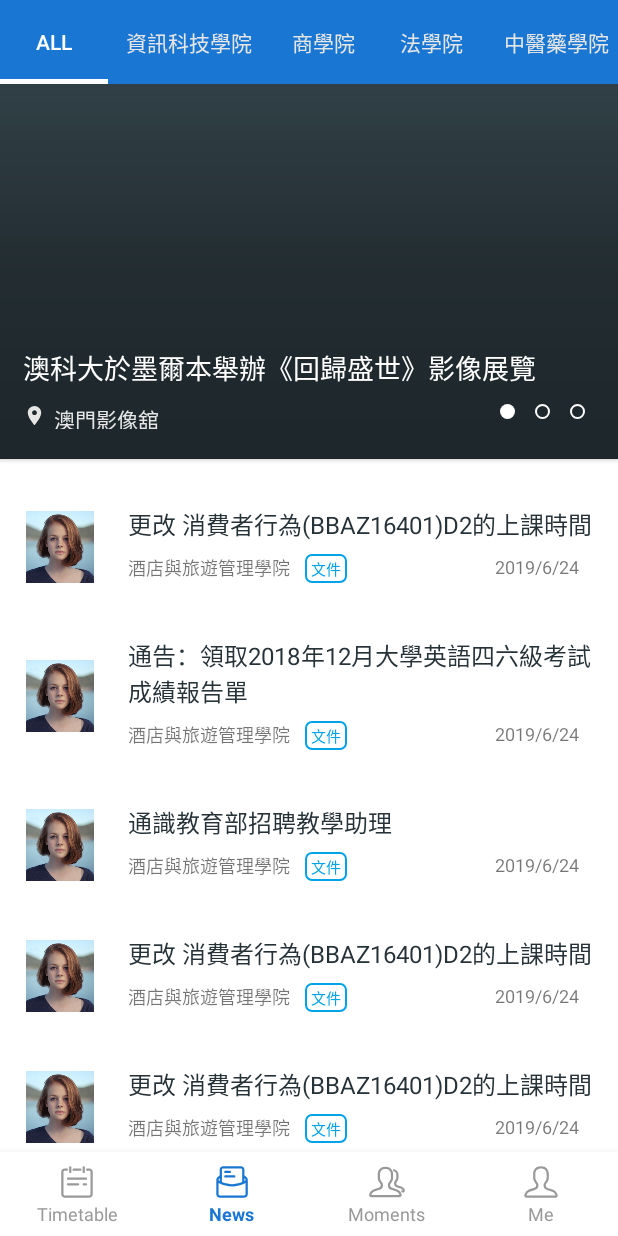
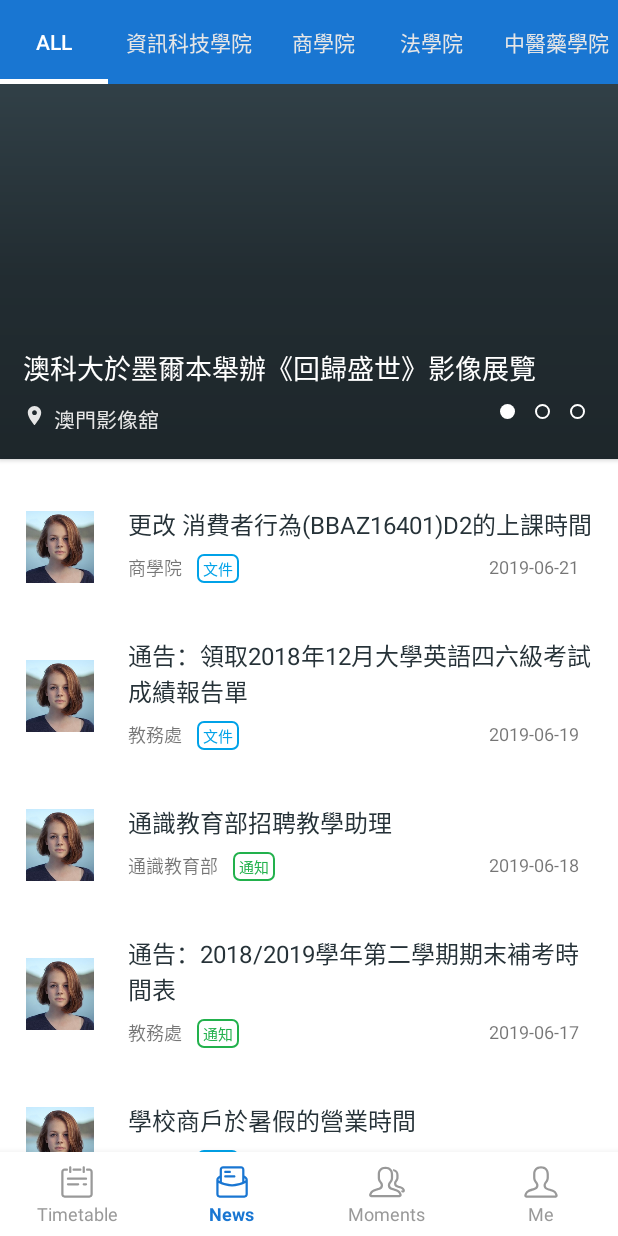
Before and after one commit to Junyi-99/MUSTPlus.Android, an Android app: the screen it shows after launch (MainActivity), item 2 of the bottom bar chosen, on a phone screen of 412 x 824 dp. Run offline under Robolectric (Android 15) with nearby library versions, the phone set to English and light mode, and no system bars; libraries missing offline, so code that uses them is left out: com.alibaba.fastjson, com.balysv.materialripple; plain views replace MaterialRippleLayout; pictures from the network do not load; 5 statements that could not run were skipped.

Commit message:
[FINISHED] News Basic

```diff
--- a/app/src/main/java/com/example/myapplication/activities/AdapterListSectioned.java
+++ b/app/src/main/java/com/example/myapplication/activities/AdapterListSectioned.java
@@ -17,8 +17,8 @@ import java.util.List;
 
 public class AdapterListSectioned extends RecyclerView.Adapter<RecyclerView.ViewHolder> {
 
-    private final int VIEW_ITEM = 1;
-    private final int VIEW_SECTION = 0;
+    private final int ARTICLE = 1;
+    private final int FILE = 0;
 
     private List<News> items;
     private Context ctx;
@@ -41,45 +41,40 @@ public class AdapterListSectioned extends RecyclerView.Adapter<RecyclerView.View
         public ImageView image;
         public TextView name;
         public View lyt_parent;
+        public TextView news_fac_dep;
+        public TextView news_time;
 
         public OriginalViewHolder(View v) {
             super(v);
             image = (ImageView) v.findViewById(R.id.news_icon);
             name = (TextView) v.findViewById(R.id.news_title); // item people chat
+            news_fac_dep = (TextView) v.findViewById(R.id.news_fac_dep);
+            news_time = (TextView) v.findViewById(R.id.news_time);
             lyt_parent = (View) v.findViewById(R.id.lyt_parent);
         }
     }
 
-    public static class SectionViewHolder extends RecyclerView.ViewHolder {
-        public TextView title_section;
-
-        public SectionViewHolder(View v) {
-            super(v);
-            title_section = (TextView) v.findViewById(R.id.title_section);
-        }
-    }
 
     @Override
     public RecyclerView.ViewHolder onCreateViewHolder(ViewGroup parent, int viewType) {
-        RecyclerView.ViewHolder vh;
-        if (viewType == VIEW_ITEM) {
+        if (viewType == FILE) {
             View v = LayoutInflater.from(parent.getContext()).inflate(R.layout.item_news_file, parent, false);
-            vh = new OriginalViewHolder(v);
+            return new OriginalViewHolder(v);
         } else {
-            View v = LayoutInflater.from(parent.getContext()).inflate(R.layout.item_section, parent, false);
-            vh = new SectionViewHolder(v);
+            View v = LayoutInflater.from(parent.getContext()).inflate(R.layout.item_news_article, parent, false);
+            return new OriginalViewHolder(v);
         }
-        return vh;
     }
 
     // Replace the contents of a view (invoked by the layout manager)
     @Override
     public void onBindViewHolder(RecyclerView.ViewHolder holder, final int position) {
         News p = items.get(position);
-        if (holder instanceof OriginalViewHolder) {
         OriginalViewHolder view = (OriginalViewHolder) holder;
+        view.name.setText(p.title);
+        view.news_fac_dep.setText(p.faculty_department);
+        view.news_time.setText(p.date);
 
-            view.name.setText(p.title);
         Tools.displayImageRound(ctx, view.image, p.image);
         view.lyt_parent.setOnClickListener(new View.OnClickListener() {
             @Override
@@ -89,11 +84,6 @@ public class AdapterListSectioned extends RecyclerView.Adapter<RecyclerView.View
                 }
             }
         });
-        } else {
-            SectionViewHolder view = (SectionViewHolder) holder;
-
-            view.title_section.setText(p.title);
-        }
     }
 
     @Override
@@ -103,11 +93,10 @@ public class AdapterListSectioned extends RecyclerView.Adapter<RecyclerView.View
 
     @Override
     public int getItemViewType(int position) {
-        //return this.items.get(position).section ? VIEW_SECTION : VIEW_ITEM;
-        return VIEW_ITEM;
+        return this.items.get(position).type ? ARTICLE : FILE;
     }
 
-    public void insertItem(int index, News people){
+    public void insertItem(int index, News people) {
         items.add(index, people);
         notifyItemInserted(index);
     }
--- a/app/src/main/java/com/example/myapplication/activities/FragmentNewsAll.java
+++ b/app/src/main/java/com/example/myapplication/activities/FragmentNewsAll.java
@@ -3,12 +3,14 @@ package com.example.myapplication.activities;
 import android.app.Activity;
 import android.content.Context;
 import android.content.res.TypedArray;
+import android.graphics.Color;
 import android.os.Bundle;
 import android.os.Handler;
 import android.support.design.widget.Snackbar;
 import android.support.v4.app.Fragment;
 import android.support.v4.view.PagerAdapter;
 import android.support.v4.view.ViewPager;
+import android.support.v4.widget.SwipeRefreshLayout;
 import android.support.v7.widget.LinearLayoutManager;
 import android.support.v7.widget.RecyclerView;
 import android.util.Log;
@@ -29,21 +31,21 @@ import com.example.myapplication.utils.Tools;
 import java.util.ArrayList;
 import java.util.List;
 
-public class FragmentNewsAll extends Fragment {
+public class FragmentNewsAll extends Fragment implements SwipeRefreshLayout.OnRefreshListener {
     private View this_view;
-    private View parent_view;
     private ViewPager view_pager;
     private LinearLayout layout_dots;
     private AdapterImageSlider adapterImageSlider;
     private RecyclerView recyclerView;
     private AdapterListSectioned mAdapter;
-
+    private SwipeRefreshLayout mSwipeLayout;
     private Runnable runnable = null;
     private Handler handler = new Handler();
-
+    List<News> newsItems;
+    TypedArray drw_arr;
     private TextView slider_image_title;
     private TextView slider_image_brief;
-
+    private boolean isRefresh = false;//是否刷新中
 
     private static int[] array_image_place = {
             R.drawable.image_1,
@@ -67,6 +69,18 @@ public class FragmentNewsAll extends Fragment {
     @Override
     public View onCreateView(LayoutInflater inflater, ViewGroup container, Bundle savedInstanceState) {
         this_view = inflater.inflate(R.layout.fragment_news_all, container, false);
+        mSwipeLayout = (SwipeRefreshLayout) this_view.findViewById(R.id.swipeLayout);
+
+        //设置进度条的颜色主题，最多能设置四种 加载颜色是循环播放的，只要没有完成刷新就会一直循环，
+        mSwipeLayout.setColorSchemeColors(Color.rgb(25,118,210));
+        // 设置手指在屏幕下拉多少距离会触发下拉刷新
+        mSwipeLayout.setDistanceToTriggerSync(300);
+        // 设定下拉圆圈的背景
+        mSwipeLayout.setProgressBackgroundColorSchemeColor(Color.WHITE);
+        // 设置圆圈的大小
+        mSwipeLayout.setSize(SwipeRefreshLayout.LARGE);
+        //设置下拉刷新的监听
+        mSwipeLayout.setOnRefreshListener(this);
 
         initComponent();
         Log.d("Fragment News All", "onCreateView");
@@ -81,18 +95,15 @@ public class FragmentNewsAll extends Fragment {
         recyclerView = (RecyclerView) this_view.findViewById(R.id.recyclerView);
         recyclerView.setLayoutManager(new LinearLayoutManager(this_view.getContext()));
         recyclerView.setHasFixedSize(true);
-        List<News> newsItems = new ArrayList<News>();
+        newsItems = new ArrayList<News>();
 
-        TypedArray drw_arr = this_view.getContext().getResources().obtainTypedArray(R.array.people_images);
-
+        drw_arr = this_view.getContext().getResources().obtainTypedArray(R.array.people_images);
         newsItems.add(new News("商學院", "更改 消費者行為(BBAZ16401)D2的上課時間", "2019-06-21", false, "downContent('12294');", drw_arr.getResourceId(0, -1)));
         newsItems.add(new News("教務處", "通告：領取2018年12月大學英語四六級考試成績報告單", "2019-06-19", false, "downContent('12293');", drw_arr.getResourceId(0, -1)));
-        newsItems.add(new News("通識教育部", "通識教育部招聘教學助理", "2019-06-18", false, "downContent('12292');", drw_arr.getResourceId(0, -1)));
-        newsItems.add(new News("商學院", "更改 消費者行為(BBAZ16401)D2的上課時間", "2019-06-21", false, "downContent('12294');", drw_arr.getResourceId(0, -1)));
-        newsItems.add(new News("商學院", "更改 消費者行為(BBAZ16401)D2的上課時間", "2019-06-21", false, "downContent('12294');", drw_arr.getResourceId(0, -1)));
-        newsItems.add(new News("商學院", "更改 消費者行為(BBAZ16401)D2的上課時間", "2019-06-21", false, "downContent('12294');", drw_arr.getResourceId(0, -1)));
-        newsItems.add(new News("商學院", "更改 消費者行為(BBAZ16401)D2的上課時間", "2019-06-21", false, "downContent('12294');", drw_arr.getResourceId(0, -1)));
-        newsItems.add(new News("商學院", "更改 消費者行為(BBAZ16401)D2的上課時間", "2019-06-21", false, "downContent('12294');", drw_arr.getResourceId(0, -1)));
+        newsItems.add(new News("通識教育部", "通識教育部招聘教學助理", "2019-06-18", true, "downContent('12292');", drw_arr.getResourceId(0, -1)));
+        newsItems.add(new News("教務處", "通告：2018/2019學年第二學期期末補考時間表", "2019-06-17", true, "downContent('12294');", drw_arr.getResourceId(0, -1)));
+        newsItems.add(new News("總務處", "學校商戶於暑假的營業時間", "2019-06-05", false, "downContent('12294');", drw_arr.getResourceId(0, -1)));
+        newsItems.add(new News("酒店與旅遊管理學院", "2019年畢業典禮事宜", "2019-06-04", true, "downContent('12294');", drw_arr.getResourceId(0, -1)));
 
         //set data and list adapter
         mAdapter = new AdapterListSectioned(this_view.getContext(), newsItems);
@@ -102,7 +113,7 @@ public class FragmentNewsAll extends Fragment {
         mAdapter.setOnItemClickListener(new AdapterListSectioned.OnItemClickListener() {
             @Override
             public void onItemClick(View view, News obj, int position) {
-                Snackbar.make(parent_view, "Item " + obj.title + " clicked", Snackbar.LENGTH_SHORT).show();
+                Snackbar.make(this_view, "Item " + obj.title + " clicked", Snackbar.LENGTH_SHORT).show();
             }
         });
 
@@ -133,7 +144,6 @@ public class FragmentNewsAll extends Fragment {
         // displaying selected image first
         view_pager.setCurrentItem(0);
         addBottomDots(layout_dots, adapterImageSlider.getCount(), 0);
-
 
 
         slider_image_title.setText(items.get(0).name);
@@ -170,15 +180,19 @@ public class FragmentNewsAll extends Fragment {
             LinearLayout.LayoutParams params = new LinearLayout.LayoutParams(new ViewGroup.LayoutParams(width_height, width_height));
             params.setMargins(10, 10, 10, 10);
             dots[i].setLayoutParams(params);
-            dots[i].setImageResource(R.drawable.shape_circle_outline);
+
+            if (i == current)
+                dots[current].setImageResource(R.drawable.shape_circle);
+            else
+                dots[i].setImageResource(R.drawable.shape_circle_outline);
+
             layout_dots.addView(dots[i]);
         }
 
-        if (dots.length > current) {
-            dots[current].setImageResource(R.drawable.shape_circle);
-        }
     }
 
+    // 自动滚动图片 view_pager 设置 currentItem 之后会触发 onPageSelected，
+    // 所以下面的文字也会切换
     private void startAutoSlider(final int count) {
         runnable = new Runnable() {
             @Override
@@ -270,4 +284,28 @@ public class FragmentNewsAll extends Fragment {
         if (runnable != null) handler.removeCallbacks(runnable);
         super.onDestroy();
     }
+
+
+    /*
+     * 监听器SwipeRefreshLayout.OnRefreshListener中的方法，当下拉刷新后触发
+     */
+    public void onRefresh() {
+        //检查是否处于刷新状态
+        if (!isRefresh) {
+            isRefresh = true;
+            //模拟加载网络数据，这里设置4秒，正好能看到4色进度条
+            new Handler().postDelayed(new Runnable() {
+                public void run() {
+
+                    //显示或隐藏刷新进度条
+                    mSwipeLayout.setRefreshing(false);
+                    //修改adapter的数据
+                    //data.add("这是新添加的数据");
+                    newsItems.add(new News("电竞学院", "Lorem ipsum dolor sit amet, consectetur adipiscing elit.", "2019-06-05", false, "downContent('12294');", drw_arr.getResourceId(0, -1)));
+                    mAdapter.notifyDataSetChanged();
+                    isRefresh = false;
+                }
+            }, 2000);
+        }
+    }
 }
--- a/app/src/main/res/layout/fragment_news_all.xml
+++ b/app/src/main/res/layout/fragment_news_all.xml
@@ -7,6 +7,11 @@
     android:layout_height="wrap_content"
     android:background="@android:color/white"
     android:orientation="vertical">
+
+    <android.support.v4.widget.SwipeRefreshLayout
+        android:id="@+id/swipeLayout"
+        android:layout_width="match_parent"
+        android:layout_height="match_parent">
 
         <android.support.v4.widget.NestedScrollView
             android:layout_width="match_parent"
@@ -118,8 +123,10 @@
                     android:layout_height="match_parent"
                     android:scrollbars="vertical"
                     android:scrollingCache="true" />
+
+
             </LinearLayout>
         </android.support.v4.widget.NestedScrollView>
-
+    </android.support.v4.widget.SwipeRefreshLayout>
 
 </RelativeLayout>
```
Lines whose indentation alone changed are shown as unchanged.
